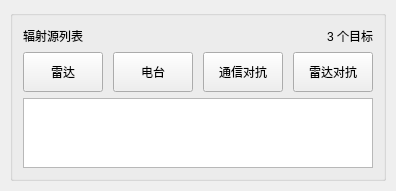
Before: the Qt Designer form Project/src/EstimateSituation/SourceRadiation.ui in jackstraw1112/UVA-MissionPlanning, drawn with Qt 5.
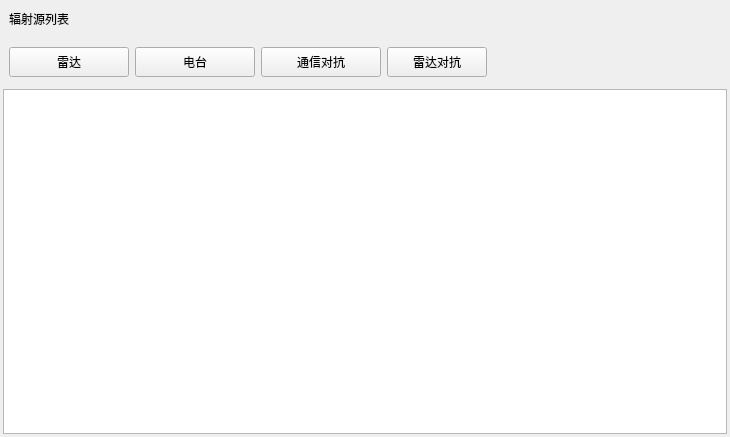
After: the same form once the commit is applied.

What changed in the file:
```diff
--- a/Project/src/EstimateSituation/SourceRadiation.ui
+++ b/Project/src/EstimateSituation/SourceRadiation.ui
@@ -6,43 +6,37 @@
    <rect>
     <x>0</x>
     <y>0</y>
-    <width>374</width>
-    <height>189</height>
+    <width>730</width>
+    <height>437</height>
    </rect>
   </property>
   <layout class="QVBoxLayout" name="verticalLayout">
    <property name="leftMargin">
-    <number>10</number>
+    <number>3</number>
    </property>
    <property name="topMargin">
-    <number>10</number>
+    <number>3</number>
    </property>
    <property name="rightMargin">
-    <number>10</number>
+    <number>3</number>
    </property>
    <property name="bottomMargin">
-    <number>10</number>
-   </property>
-   <item>
-    <widget class="QGroupBox" name="groupBox">
-     <property name="title">
-      <string/>
-     </property>
-     <layout class="QVBoxLayout" name="groupBoxLayout">
-      <property name="leftMargin">
-       <number>10</number>
-      </property>
-      <property name="topMargin">
-       <number>10</number>
-      </property>
-      <property name="rightMargin">
-       <number>10</number>
-      </property>
-      <property name="bottomMargin">
-       <number>10</number>
+    <number>3</number>
       </property>
       <item>
        <layout class="QHBoxLayout" name="horizontalLayout_3">
+     <property name="leftMargin">
+      <number>6</number>
+     </property>
+     <property name="topMargin">
+      <number>6</number>
+     </property>
+     <property name="rightMargin">
+      <number>6</number>
+     </property>
+     <property name="bottomMargin">
+      <number>6</number>
+     </property>
         <item>
          <widget class="QLabel" name="label">
           <property name="text">
@@ -63,19 +57,24 @@
           </property>
          </spacer>
         </item>
-        <item>
-         <widget class="QLabel" name="targetCountLabel">
-          <property name="text">
-           <string>3 个目标</string>
-          </property>
-         </widget>
-        </item>
        </layout>
       </item>
       <item>
        <layout class="QHBoxLayout" name="buttonLayout">
         <property name="spacing">
-         <number>10</number>
+      <number>6</number>
+     </property>
+     <property name="leftMargin">
+      <number>6</number>
+     </property>
+     <property name="topMargin">
+      <number>6</number>
+     </property>
+     <property name="rightMargin">
+      <number>6</number>
+     </property>
+     <property name="bottomMargin">
+      <number>6</number>
         </property>
         <item>
          <widget class="QPushButton" name="radarButton">
@@ -88,7 +87,13 @@
           <property name="minimumSize">
            <size>
             <width>0</width>
-            <height>40</height>
+         <height>30</height>
+        </size>
+       </property>
+       <property name="maximumSize">
+        <size>
+         <width>120</width>
+         <height>16777215</height>
            </size>
           </property>
           <property name="text">
@@ -107,7 +112,13 @@
           <property name="minimumSize">
            <size>
             <width>0</width>
-            <height>40</height>
+         <height>30</height>
+        </size>
+       </property>
+       <property name="maximumSize">
+        <size>
+         <width>120</width>
+         <height>16777215</height>
            </size>
           </property>
           <property name="text">
@@ -126,7 +137,13 @@
           <property name="minimumSize">
            <size>
             <width>0</width>
-            <height>40</height>
+         <height>30</height>
+        </size>
+       </property>
+       <property name="maximumSize">
+        <size>
+         <width>120</width>
+         <height>16777215</height>
            </size>
           </property>
           <property name="text">
@@ -145,7 +162,13 @@
           <property name="minimumSize">
            <size>
             <width>0</width>
-            <height>40</height>
+         <height>30</height>
+        </size>
+       </property>
+       <property name="maximumSize">
+        <size>
+         <width>100</width>
+         <height>16777215</height>
            </size>
           </property>
           <property name="text">
@@ -153,6 +176,19 @@
           </property>
          </widget>
         </item>
+     <item>
+      <spacer name="horizontalSpacer_2">
+       <property name="orientation">
+        <enum>Qt::Horizontal</enum>
+       </property>
+       <property name="sizeHint" stdset="0">
+        <size>
+         <width>40</width>
+         <height>20</height>
+        </size>
+       </property>
+      </spacer>
+     </item>
        </layout>
       </item>
       <item>
@@ -160,15 +196,6 @@
         <property name="alternatingRowColors">
          <bool>true</bool>
         </property>
-        <property name="sizePolicy">
-         <sizepolicy hsizetype="Expanding" vsizetype="Expanding">
-          <horstretch>0</horstretch>
-          <verstretch>0</verstretch>
-         </sizepolicy>
-        </property>
-       </widget>
-      </item>
-     </layout>
     </widget>
    </item>
   </layout>
```
Left out of the diff: 6 changed lines with no effect on the pictures. Lines whose indentation alone changed are shown as unchanged.
